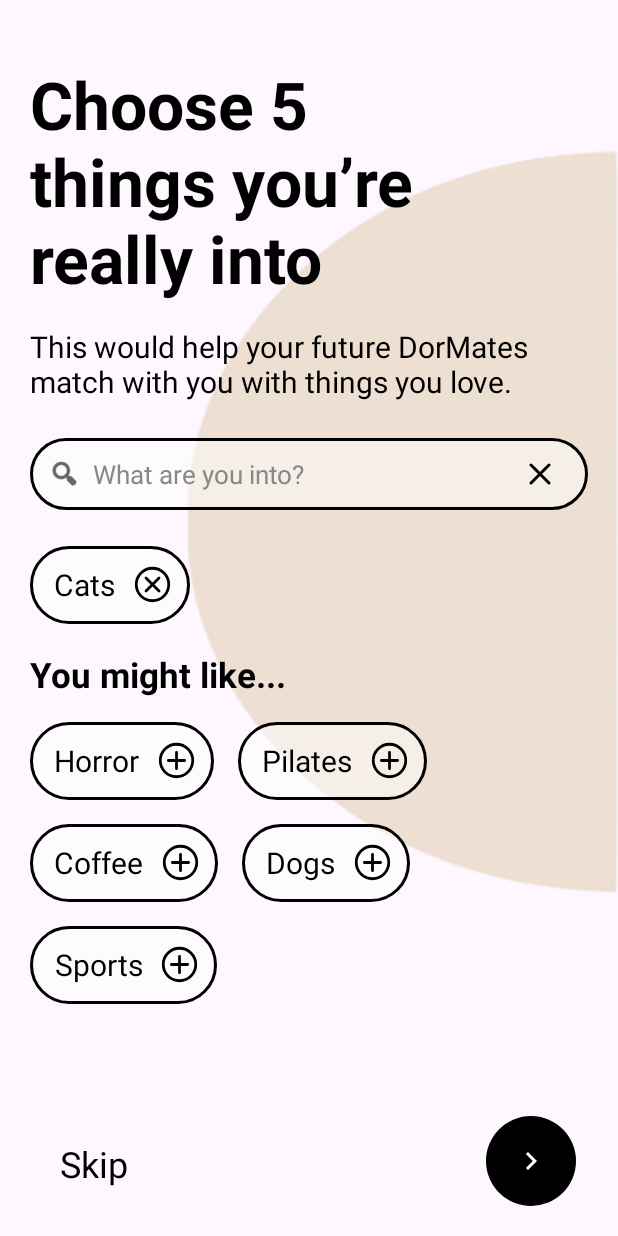
After one commit to geezerbeez/DormMate, an Android app: the activity_sign_up4 screen opened directly, with no data from a screen before it, on a phone screen of 412 x 824 dp. The commit adds this screen. Run offline under Robolectric (Android 15) with nearby library versions, the phone set to English and light mode, and no system bars; 1 statement that could not run was skipped.

Commit message:
Sign up until page 4

```diff
--- /dev/null
+++ b/app/src/main/java/com/itismob/s02/group9/mco/dormmate/activity_sign_up4.java
@@ -0,0 +1,24 @@
+package com.itismob.s02.group9.mco.dormmate;
+
+import android.os.Bundle;
+
+import androidx.appcompat.app.AppCompatActivity;
+import androidx.core.graphics.Insets;
+import androidx.core.view.ViewCompat;
+import androidx.core.view.WindowCompat;
+import androidx.core.view.WindowInsetsCompat;
+
+public class activity_sign_up4 extends AppCompatActivity {
+
+    @Override
+    protected void onCreate(Bundle savedInstanceState) {
+        super.onCreate(savedInstanceState);
+        WindowCompat.enableEdgeToEdge(getWindow());
+        setContentView(R.layout.activity_sign_up4);
+        ViewCompat.setOnApplyWindowInsetsListener(findViewById(R.id.main), (v, insets) -> {
+            Insets systemBars = insets.getInsets(WindowInsetsCompat.Type.systemBars());
+            v.setPadding(systemBars.left, systemBars.top, systemBars.right, systemBars.bottom);
+            return insets;
+        });
+    }
+}
--- /dev/null
+++ b/app/src/main/res/drawable/circle_button.xml
@@ -0,0 +1,5 @@
+<?xml version="1.0" encoding="utf-8"?>
+<shape xmlns:android="http://schemas.android.com/apk/res/android"
+    android:shape="oval">
+    <solid android:color="@color/black" />
+</shape>
--- /dev/null
+++ b/app/src/main/res/drawable/ic_continue.xml
@@ -0,0 +1,20 @@
+<!--
+  ~ Copyright (C) 2026 The Android Open Source Project
+  ~
+  ~ Licensed under the Apache License, Version 2.0 (the "License");
+  ~ you may not use this file except in compliance with the License.
+  ~ You may obtain a copy of the License at
+  ~
+  ~      http://www.apache.org/licenses/LICENSE-2.0
+  ~
+  ~ Unless required by applicable law or agreed to in writing, software
+  ~ distributed under the License is distributed on an "AS IS" BASIS,
+  ~ WITHOUT WARRANTIES OR CONDITIONS OF ANY KIND, either express or implied.
+  ~ See the License for the specific language governing permissions and
+  ~ limitations under the License.
+  -->
+<vector xmlns:android="http://schemas.android.com/apk/res/android" android:autoMirrored="true" android:height="24dp" android:tint="#FFFFFF" android:viewportHeight="24" android:viewportWidth="24" android:width="24dp">
+
+    <path android:fillColor="@android:color/white" android:pathData="M10,6L8.59,7.41 13.17,12l-4.58,4.59L10,18l6,-6z"/>
+
+</vector>
--- /dev/null
+++ b/app/src/main/res/drawable/ic_interest_add.xml
@@ -0,0 +1,21 @@
+<?xml version="1.0" encoding="utf-8"?>
+<vector xmlns:android="http://schemas.android.com/apk/res/android"
+    android:width="26dp"
+    android:height="26dp"
+    android:viewportWidth="24"
+    android:viewportHeight="24">
+
+    <path
+        android:fillColor="#00000000"
+        android:strokeColor="#000000"
+        android:strokeWidth="1.7"
+        android:pathData="M12,2 A10,10 0,1 0,12 22 A10,10 0,1 0,12 2" />
+
+    <path
+        android:fillColor="#00000000"
+        android:strokeColor="#000000"
+        android:strokeWidth="1.7"
+        android:strokeLineCap="round"
+        android:pathData="M7,12 L17,12 M12,7 L12,17" />
+
+</vector>
--- /dev/null
+++ b/app/src/main/res/drawable/ic_interest_close.xml
@@ -0,0 +1,15 @@
+<?xml version="1.0" encoding="utf-8"?>
+<vector xmlns:android="http://schemas.android.com/apk/res/android"
+    android:width="24dp"
+    android:height="24dp"
+    android:viewportWidth="24"
+    android:viewportHeight="24">
+
+    <path
+        android:fillColor="#00000000"
+        android:strokeColor="#000000"
+        android:strokeWidth="2"
+        android:strokeLineCap="round"
+        android:pathData="M6,6 L18,18 M18,6 L6,18" />
+
+</vector>
--- /dev/null
+++ b/app/src/main/res/drawable/ic_interest_close_circle.xml
@@ -0,0 +1,21 @@
+<?xml version="1.0" encoding="utf-8"?>
+<vector xmlns:android="http://schemas.android.com/apk/res/android"
+    android:width="26dp"
+    android:height="26dp"
+    android:viewportWidth="24"
+    android:viewportHeight="24">
+
+    <path
+        android:fillColor="#00000000"
+        android:strokeColor="#000000"
+        android:strokeWidth="1.7"
+        android:pathData="M12,2 A10,10 0,1 0,12 22 A10,10 0,1 0,12 2" />
+
+    <path
+        android:fillColor="#00000000"
+        android:strokeColor="#000000"
+        android:strokeWidth="1.7"
+        android:strokeLineCap="round"
+        android:pathData="M8,8 L16,16 M16,8 L8,16" />
+
+</vector>
--- /dev/null
+++ b/app/src/main/res/drawable/interest_outline.xml
@@ -0,0 +1,13 @@
+<?xml version="1.0" encoding="utf-8"?>
+<shape xmlns:android="http://schemas.android.com/apk/res/android"
+    android:shape="rectangle">
+
+    <solid android:color="#80FFFFFF" />
+
+    <stroke
+        android:width="2dp"
+        android:color="#000000" />
+
+    <corners android:radius="28dp" />
+
+</shape>
--- a/app/src/main/res/layout/activity_sign_up.xml
+++ b/app/src/main/res/layout/activity_sign_up.xml
@@ -7,7 +7,6 @@
     android:background="@color/cream"
     tools:context=".SignUp2">
 
-    <!-- Soft curve behind the bottom of the form -->
     <View
         android:layout_width="match_parent"
         android:layout_height="190dp"
--- /dev/null
+++ b/app/src/main/res/layout/activity_sign_up4.xml
@@ -0,0 +1,193 @@
+<?xml version="1.0" encoding="utf-8"?>
+<FrameLayout xmlns:android="http://schemas.android.com/apk/res/android"
+    xmlns:app="http://schemas.android.com/apk/res-auto"
+    xmlns:tools="http://schemas.android.com/tools"
+    android:id="@+id/main"
+    android:layout_width="match_parent"
+    android:layout_height="match_parent"
+    tools:context=".activity_sign_up4">
+    <View
+        android:layout_width="288dp"
+        android:layout_height="496dp"
+        android:layout_gravity="end"
+        android:layout_marginTop="100dp"
+        android:background="@drawable/bg_deco" />
+
+    <ScrollView
+        android:layout_width="match_parent"
+        android:layout_height="match_parent"
+        android:layout_marginBottom="100dp"
+        android:fillViewport="true"
+        android:overScrollMode="never">
+
+        <LinearLayout
+            android:layout_width="match_parent"
+            android:layout_height="wrap_content"
+            android:orientation="vertical"
+            android:paddingStart="20dp"
+            android:paddingTop="40dp"
+            android:paddingEnd="20dp"
+            android:paddingBottom="16dp">
+
+            <TextView
+                android:layout_width="match_parent"
+                android:layout_height="wrap_content"
+                android:text="Choose 5\nthings you’re\nreally into"
+                android:textColor="@color/black"
+                android:textSize="44sp"
+                android:textStyle="bold" />
+
+            <TextView
+                android:layout_width="match_parent"
+                android:layout_height="wrap_content"
+                android:layout_marginTop="16dp"
+                android:text="This would help your future DorMates match with you with things you love."
+                android:textColor="@color/black"
+                android:textSize="20sp" />
+
+            <LinearLayout
+                android:layout_width="match_parent"
+                android:layout_height="48dp"
+                android:layout_marginTop="24dp"
+                android:background="@drawable/interest_outline"
+                android:gravity="center_vertical"
+                android:orientation="horizontal"
+                android:paddingHorizontal="12dp">
+
+                <ImageView
+                    android:layout_width="22dp"
+                    android:layout_height="22dp"
+                    android:importantForAccessibility="no"
+                    android:src="@android:drawable/ic_menu_search"
+                    android:tint="@color/black" />
+
+                <EditText
+                    android:id="@+id/etInterestSearch"
+                    android:layout_width="0dp"
+                    android:layout_height="match_parent"
+                    android:layout_weight="1"
+                    android:layout_marginStart="8dp"
+                    android:background="@null"
+                    android:hint="What are you into?"
+                    android:imeOptions="actionSearch"
+                    android:inputType="text"
+                    android:padding="0dp"
+                    android:singleLine="true"
+                    android:textColor="@color/black"
+                    android:textColorHint="#888888"
+                    android:textSize="17sp"
+                    android:autofillHints=""
+                    tools:ignore="LabelFor" />
+
+                <ImageButton
+                    android:id="@+id/btnClearSearch"
+                    android:layout_width="40dp"
+                    android:layout_height="match_parent"
+                    android:background="?attr/selectableItemBackgroundBorderless"
+                    android:contentDescription="Clear search"
+                    android:padding="11dp"
+                    android:src="@drawable/ic_interest_close" />
+
+            </LinearLayout>
+
+            <TextView
+                android:id="@+id/btnInterest1"
+                style="@style/InterestOption"
+                android:layout_marginTop="24dp"
+                android:drawableEnd="@drawable/ic_interest_close_circle"
+                android:text="Cats"
+                android:contentDescription="Remove Cats" />
+
+            <TextView
+                android:layout_width="match_parent"
+                android:layout_height="wrap_content"
+                android:layout_marginTop="18dp"
+                android:text="You might like..."
+                android:textColor="@color/black"
+                android:textSize="23sp"
+                android:textStyle="bold" />
+
+            <LinearLayout
+                android:layout_width="match_parent"
+                android:layout_height="wrap_content"
+                android:layout_marginTop="16dp"
+                android:orientation="horizontal">
+
+                <TextView
+                    android:id="@+id/btnInterest2"
+                    style="@style/InterestOption"
+                    android:drawableEnd="@drawable/ic_interest_add"
+                    android:text="Horror" />
+
+                <TextView
+                    android:id="@+id/btnInterest3"
+                    style="@style/InterestOption"
+                    android:layout_marginStart="16dp"
+                    android:drawableEnd="@drawable/ic_interest_add"
+                    android:text="Pilates" />
+
+            </LinearLayout>
+
+            <LinearLayout
+                android:layout_width="match_parent"
+                android:layout_height="wrap_content"
+                android:layout_marginTop="16dp"
+                android:orientation="horizontal">
+
+                <TextView
+                    android:id="@+id/btnInterest4"
+                    style="@style/InterestOption"
+                    android:drawableEnd="@drawable/ic_interest_add"
+                    android:text="Coffee" />
+
+                <TextView
+                    android:id="@+id/btnInterest5"
+                    style="@style/InterestOption"
+                    android:layout_marginStart="16dp"
+                    android:drawableEnd="@drawable/ic_interest_add"
+                    android:text="Dogs" />
+
+            </LinearLayout>
+
+            <TextView
+                android:id="@+id/btnInterest6"
+                style="@style/InterestOption"
+                android:layout_marginTop="16dp"
+                android:drawableEnd="@drawable/ic_interest_add"
+                android:text="Sports" />
+
+        </LinearLayout>
+    </ScrollView>
+
+    <TextView
+        android:id="@+id/btnSkip"
+        android:layout_width="wrap_content"
+        android:layout_height="48dp"
+        android:layout_gravity="bottom|start"
+        android:layout_marginStart="28dp"
+        android:layout_marginBottom="24dp"
+        android:background="?attr/selectableItemBackground"
+        android:clickable="true"
+        android:focusable="true"
+        android:gravity="center"
+        android:paddingHorizontal="12dp"
+        android:text="Skip"
+        android:textColor="@color/black"
+        android:textSize="24sp" />
+
+    <ImageButton
+        android:id="@+id/btnContinue"
+        android:layout_width="60dp"
+        android:layout_height="60dp"
+        android:layout_gravity="bottom|end"
+        android:layout_marginEnd="28dp"
+        android:layout_marginBottom="20dp"
+        android:background="@drawable/circle_button"
+        android:backgroundTint="@color/black"
+        android:contentDescription="Continue"
+        android:padding="16dp"
+        android:scaleType="centerInside"
+        android:src="@drawable/ic_continue"
+        android:tint="@android:color/white" />
+
+</FrameLayout>
--- /dev/null
+++ b/app/src/main/res/values/interest_styles.xml
@@ -0,0 +1,18 @@
+<?xml version="1.0" encoding="utf-8"?>
+<resources>
+    <style name="InterestOption">
+        <item name="android:layout_width">wrap_content</item>
+        <item name="android:layout_height">52dp</item>
+        <item name="android:background">@drawable/interest_outline</item>
+        <item name="android:foreground">?attr/selectableItemBackground</item>
+        <item name="android:gravity">center</item>
+        <item name="android:paddingStart">16dp</item>
+        <item name="android:paddingEnd">12dp</item>
+        <item name="android:drawablePadding">12dp</item>
+        <item name="android:textColor">@color/black</item>
+        <item name="android:textSize">20sp</item>
+        <item name="android:clickable">true</item>
+        <item name="android:focusable">true</item>
+    </style>
+
+</resources>
```
Also changed, not shown: app/src/main/AndroidManifest.xml (+8 -0 lines), app/src/main/java/com/itismob/s02/group9/mco/dormmate/sign_up_3.java (added, +24 -0 lines), app/src/main/res/drawable/circle_outline.xml (added, +11 -0 lines), app/src/main/res/drawable/rounded_button_outline.xml (added, +11 -0 lines), app/src/main/res/layout/activity_sign_up3.xml (added, +160 -0 lines), app/src/main/res/layout/activity_sign_up_email.xml (+32 -15 lines).
